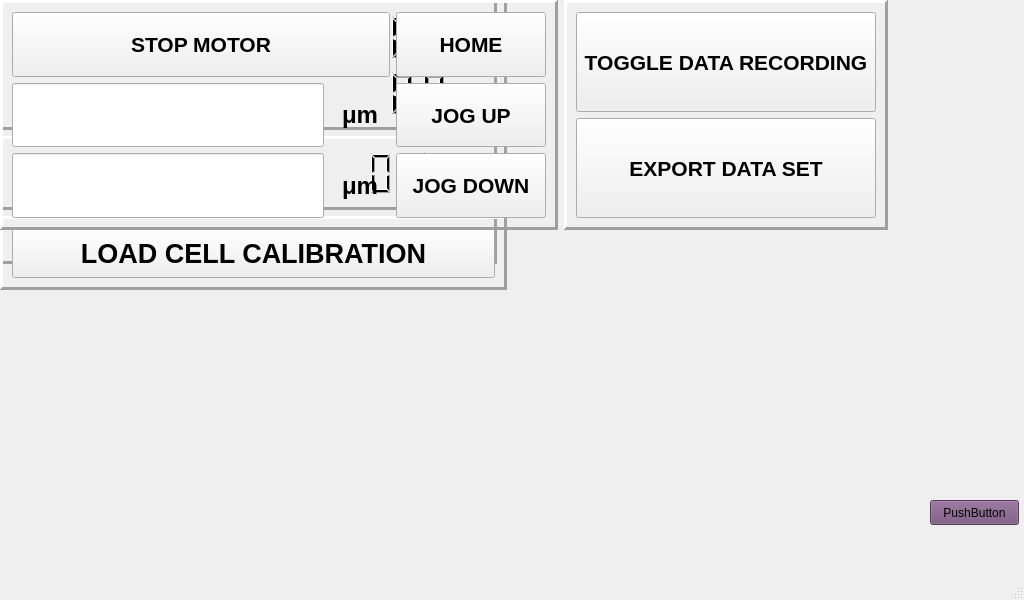
First picture: the form in newBlackBetty.ui, repository georgeExotic/BlackBetty_v2, before the edit.
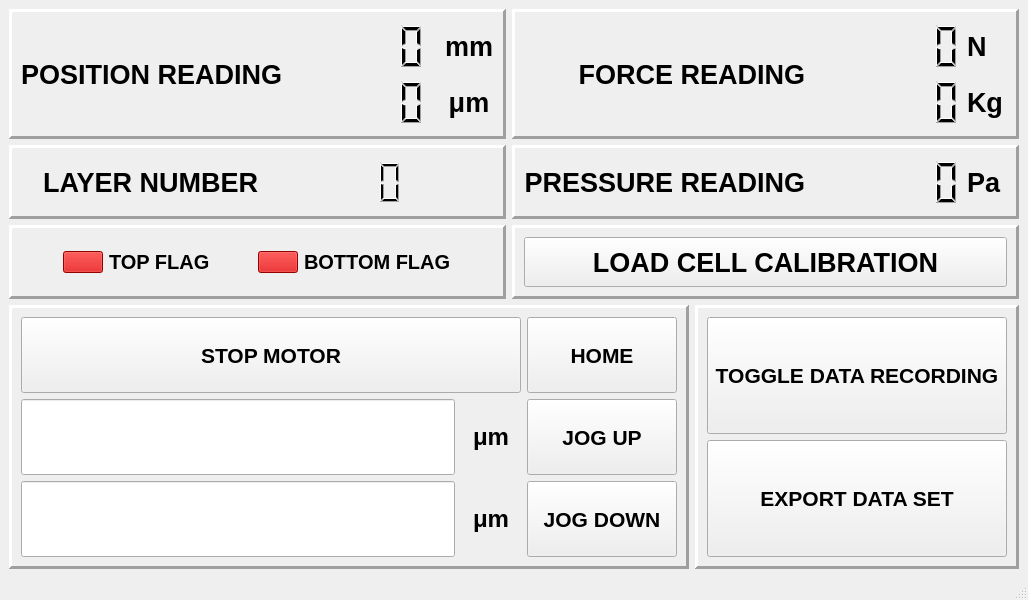
Second picture: the form after the edit.

The edit to the form file:
```diff
--- a/newBlackBetty.ui
+++ b/newBlackBetty.ui
@@ -32,180 +32,11 @@
      <verstretch>0</verstretch>
     </sizepolicy>
    </property>
-   <widget class="QPushButton" name="pushButton">
-    <property name="geometry">
-     <rect>
-      <x>930</x>
-      <y>500</y>
-      <width>89</width>
-      <height>25</height>
-     </rect>
-    </property>
-    <property name="styleSheet">
-     <string notr="true">background-color: rgb(117, 80, 123);</string>
-    </property>
-    <property name="text">
-     <string>PushButton</string>
-    </property>
-   </widget>
-   <widget class="QWidget" name="">
-    <layout class="QGridLayout" name="gridLayout_4">
-     <item row="0" column="0" colspan="2">
-      <layout class="QHBoxLayout" name="horizontalLayout_6">
-       <item>
-        <widget class="QFrame" name="frame_7">
-         <property name="frameShape">
-          <enum>QFrame::Panel</enum>
-         </property>
-         <property name="frameShadow">
-          <enum>QFrame::Raised</enum>
-         </property>
-         <property name="lineWidth">
-          <number>3</number>
-         </property>
-         <layout class="QGridLayout" name="gridLayout">
-          <item row="0" column="1">
-           <layout class="QHBoxLayout" name="horizontalLayout">
-            <item>
-             <widget class="QLCDNumber" name="POSITION_MM">
-              <property name="sizePolicy">
-               <sizepolicy hsizetype="Fixed" vsizetype="Fixed">
-                <horstretch>0</horstretch>
-                <verstretch>0</verstretch>
-               </sizepolicy>
-              </property>
-              <property name="minimumSize">
-               <size>
-                <width>150</width>
-                <height>50</height>
-               </size>
-              </property>
-              <property name="frameShape">
-               <enum>QFrame::NoFrame</enum>
-              </property>
-             </widget>
-            </item>
-            <item>
-             <widget class="QLabel" name="label_10">
-              <property name="sizePolicy">
-               <sizepolicy hsizetype="Fixed" vsizetype="Preferred">
-                <horstretch>0</horstretch>
-                <verstretch>0</verstretch>
-               </sizepolicy>
-              </property>
-              <property name="minimumSize">
-               <size>
-                <width>50</width>
-                <height>0</height>
-               </size>
-              </property>
-              <property name="font">
-               <font>
-                <pointsize>20</pointsize>
-                <weight>75</weight>
-                <bold>true</bold>
-               </font>
-              </property>
-              <property name="text">
-               <string>mm</string>
-              </property>
-              <property name="alignment">
-               <set>Qt::AlignCenter</set>
-              </property>
-             </widget>
-            </item>
-           </layout>
-          </item>
-          <item row="1" column="1">
-           <layout class="QHBoxLayout" name="horizontalLayout_8">
-            <item>
-             <widget class="QLCDNumber" name="POSITION_MICROM">
-              <property name="sizePolicy">
-               <sizepolicy hsizetype="Fixed" vsizetype="Fixed">
-                <horstretch>0</horstretch>
-                <verstretch>0</verstretch>
-               </sizepolicy>
-              </property>
-              <property name="minimumSize">
-               <size>
-                <width>150</width>
-                <height>50</height>
-               </size>
-              </property>
-              <property name="frameShape">
-               <enum>QFrame::NoFrame</enum>
-              </property>
-             </widget>
-            </item>
-            <item>
-             <widget class="QLabel" name="label_9">
-              <property name="sizePolicy">
-               <sizepolicy hsizetype="Fixed" vsizetype="Preferred">
-                <horstretch>0</horstretch>
-                <verstretch>0</verstretch>
-               </sizepolicy>
-              </property>
-              <property name="minimumSize">
-               <size>
-                <width>50</width>
-                <height>0</height>
-               </size>
-              </property>
-              <property name="font">
-               <font>
-                <pointsize>20</pointsize>
-                <weight>75</weight>
-                <bold>true</bold>
-               </font>
-              </property>
-              <property name="text">
-               <string>μm</string>
-              </property>
-              <property name="alignment">
-               <set>Qt::AlignCenter</set>
-              </property>
-             </widget>
-            </item>
-           </layout>
-          </item>
-          <item row="0" column="0" rowspan="2">
-           <widget class="QLabel" name="label_6">
-            <property name="sizePolicy">
-             <sizepolicy hsizetype="Fixed" vsizetype="Preferred">
-              <horstretch>0</horstretch>
-              <verstretch>0</verstretch>
-             </sizepolicy>
-            </property>
-            <property name="minimumSize">
-             <size>
-              <width>150</width>
-              <height>0</height>
-             </size>
-            </property>
-            <property name="font">
-             <font>
-              <pointsize>20</pointsize>
-              <weight>75</weight>
-              <bold>true</bold>
-             </font>
-            </property>
-            <property name="text">
-             <string>POSITION READING</string>
-            </property>
-            <property name="alignment">
-             <set>Qt::AlignRight|Qt::AlignTrailing|Qt::AlignVCenter</set>
-            </property>
-           </widget>
-          </item>
-         </layout>
-        </widget>
-       </item>
-      </layout>
-     </item>
+   <layout class="QGridLayout" name="gridLayout_14">
      <item row="1" column="0" colspan="2">
-      <layout class="QHBoxLayout" name="horizontalLayout_5">
+     <layout class="QHBoxLayout" name="horizontalLayout_10">
        <item>
-        <widget class="QFrame" name="frame_8">
+       <widget class="QFrame" name="frame_6">
          <property name="frameShape">
           <enum>QFrame::Panel</enum>
          </property>
@@ -215,32 +46,42 @@
          <property name="lineWidth">
           <number>3</number>
          </property>
-         <layout class="QGridLayout" name="gridLayout_13">
-          <item row="1" column="1">
-           <layout class="QHBoxLayout" name="horizontalLayout_15">
+        <layout class="QGridLayout" name="gridLayout_3">
+         <item row="3" column="0">
+          <layout class="QHBoxLayout" name="horizontalLayout_12">
             <item>
-             <widget class="QLCDNumber" name="LAYER_NUMBER">
+            <widget class="QLineEdit" name="JOG_DOWN_INPUT">
               <property name="sizePolicy">
-               <sizepolicy hsizetype="Fixed" vsizetype="Fixed">
+              <sizepolicy hsizetype="Expanding" vsizetype="MinimumExpanding">
                 <horstretch>0</horstretch>
                 <verstretch>0</verstretch>
                </sizepolicy>
               </property>
               <property name="minimumSize">
                <size>
-                <width>120</width>
+               <width>100</width>
                 <height>50</height>
                </size>
               </property>
-              <property name="frameShape">
-               <enum>QFrame::NoFrame</enum>
+             <property name="font">
+              <font>
+               <pointsize>25</pointsize>
+               <weight>75</weight>
+               <bold>true</bold>
+              </font>
+             </property>
+             <property name="styleSheet">
+              <string notr="true">color: rgb(0, 0, 0);</string>
+             </property>
+             <property name="alignment">
+              <set>Qt::AlignRight|Qt::AlignTrailing|Qt::AlignVCenter</set>
               </property>
              </widget>
             </item>
             <item>
-             <widget class="QLabel" name="label_11">
+            <widget class="QLabel" name="label_16">
               <property name="sizePolicy">
-               <sizepolicy hsizetype="Fixed" vsizetype="Preferred">
+              <sizepolicy hsizetype="Minimum" vsizetype="Preferred">
                 <horstretch>0</horstretch>
                 <verstretch>0</verstretch>
                </sizepolicy>
@@ -253,13 +94,13 @@
               </property>
               <property name="font">
                <font>
-                <pointsize>20</pointsize>
+               <pointsize>18</pointsize>
                 <weight>75</weight>
                 <bold>true</bold>
                </font>
               </property>
               <property name="text">
-               <string/>
+              <string>μm</string>
               </property>
               <property name="alignment">
                <set>Qt::AlignCenter</set>
@@ -269,157 +110,241 @@
            </layout>
           </item>
           <item row="1" column="0">
-           <widget class="QLabel" name="label_8">
+          <layout class="QHBoxLayout" name="horizontalLayout_4">
+           <item>
+            <widget class="QLineEdit" name="JOG_UP_INPUT">
             <property name="sizePolicy">
-             <sizepolicy hsizetype="Fixed" vsizetype="Preferred">
+              <sizepolicy hsizetype="Expanding" vsizetype="MinimumExpanding">
               <horstretch>0</horstretch>
               <verstretch>0</verstretch>
              </sizepolicy>
             </property>
             <property name="minimumSize">
              <size>
-              <width>150</width>
-              <height>0</height>
+               <width>100</width>
+               <height>50</height>
              </size>
             </property>
             <property name="font">
              <font>
-              <pointsize>20</pointsize>
+               <pointsize>25</pointsize>
               <weight>75</weight>
               <bold>true</bold>
              </font>
             </property>
+             <property name="styleSheet">
+              <string notr="true">color: rgb(0, 0, 0);</string>
+             </property>
             <property name="text">
-             <string>LAYER NUMBER</string>
+              <string/>
             </property>
             <property name="alignment">
              <set>Qt::AlignRight|Qt::AlignTrailing|Qt::AlignVCenter</set>
             </property>
            </widget>
           </item>
-         </layout>
+           <item>
+            <widget class="QLabel" name="label_13">
+             <property name="sizePolicy">
+              <sizepolicy hsizetype="Minimum" vsizetype="Preferred">
+               <horstretch>0</horstretch>
+               <verstretch>0</verstretch>
+              </sizepolicy>
+             </property>
+             <property name="minimumSize">
+              <size>
+               <width>60</width>
+               <height>0</height>
+              </size>
+             </property>
+             <property name="font">
+              <font>
+               <pointsize>18</pointsize>
+               <weight>75</weight>
+               <bold>true</bold>
+              </font>
+             </property>
+             <property name="text">
+              <string>μm</string>
+             </property>
+             <property name="alignment">
+              <set>Qt::AlignCenter</set>
+             </property>
         </widget>
        </item>
       </layout>
      </item>
-     <item row="2" column="0" colspan="2">
-      <widget class="QFrame" name="frame_2">
-       <property name="frameShape">
-        <enum>QFrame::Panel</enum>
-       </property>
-       <property name="frameShadow">
-        <enum>QFrame::Raised</enum>
-       </property>
-       <property name="lineWidth">
-        <number>3</number>
-       </property>
-       <layout class="QGridLayout" name="gridLayout_7">
+         <item row="3" column="1">
+          <widget class="QPushButton" name="JOG_DOWN_BUTTON">
+           <property name="sizePolicy">
+            <sizepolicy hsizetype="Minimum" vsizetype="MinimumExpanding">
+             <horstretch>0</horstretch>
+             <verstretch>0</verstretch>
+            </sizepolicy>
+           </property>
+           <property name="minimumSize">
+            <size>
+             <width>150</width>
+             <height>0</height>
+            </size>
+           </property>
+           <property name="font">
+            <font>
+             <pointsize>16</pointsize>
+             <weight>75</weight>
+             <bold>true</bold>
+            </font>
+           </property>
+           <property name="text">
+            <string>JOG DOWN</string>
+           </property>
+          </widget>
+         </item>
+         <item row="1" column="1">
+          <widget class="QPushButton" name="JUG_UP_BUTTON">
+           <property name="sizePolicy">
+            <sizepolicy hsizetype="Minimum" vsizetype="MinimumExpanding">
+             <horstretch>0</horstretch>
+             <verstretch>0</verstretch>
+            </sizepolicy>
+           </property>
+           <property name="minimumSize">
+            <size>
+             <width>150</width>
+             <height>0</height>
+            </size>
+           </property>
+           <property name="font">
+            <font>
+             <pointsize>16</pointsize>
+             <weight>75</weight>
+             <bold>true</bold>
+            </font>
+           </property>
+           <property name="text">
+            <string>JOG UP</string>
+           </property>
+          </widget>
+         </item>
+         <item row="0" column="1">
+          <widget class="QPushButton" name="HOME_BUTTON">
+           <property name="sizePolicy">
+            <sizepolicy hsizetype="Minimum" vsizetype="MinimumExpanding">
+             <horstretch>0</horstretch>
+             <verstretch>0</verstretch>
+            </sizepolicy>
+           </property>
+           <property name="minimumSize">
+            <size>
+             <width>150</width>
+             <height>0</height>
+            </size>
+           </property>
+           <property name="font">
+            <font>
+             <pointsize>16</pointsize>
+             <weight>75</weight>
+             <bold>true</bold>
+            </font>
+           </property>
+           <property name="text">
+            <string>HOME</string>
+           </property>
+          </widget>
+         </item>
         <item row="0" column="0">
-         <layout class="QHBoxLayout" name="horizontalLayout_11">
-          <item>
-           <widget class="QPushButton" name="TOPFLAG_INDICATOR">
-            <property name="minimumSize">
-             <size>
-              <width>40</width>
-              <height>0</height>
-             </size>
-            </property>
-            <property name="maximumSize">
-             <size>
-              <width>40</width>
-              <height>16777215</height>
-             </size>
-            </property>
-            <property name="styleSheet">
-             <string notr="true">background-color: rgb(204, 0, 0);</string>
-            </property>
-            <property name="text">
-             <string/>
-            </property>
-           </widget>
-          </item>
-          <item>
-           <widget class="QLabel" name="label_12">
+          <widget class="QPushButton" name="STOP_MOTOR_BUTTON">
             <property name="sizePolicy">
-             <sizepolicy hsizetype="Maximum" vsizetype="Minimum">
+            <sizepolicy hsizetype="Minimum" vsizetype="MinimumExpanding">
               <horstretch>0</horstretch>
               <verstretch>0</verstretch>
              </sizepolicy>
             </property>
             <property name="minimumSize">
              <size>
-              <width>0</width>
+             <width>300</width>
               <height>0</height>
              </size>
             </property>
             <property name="font">
              <font>
-              <pointsize>15</pointsize>
+             <pointsize>16</pointsize>
               <weight>75</weight>
               <bold>true</bold>
              </font>
             </property>
             <property name="text">
-             <string>TOP FLAG</string>
-            </property>
-            <property name="alignment">
-             <set>Qt::AlignLeading|Qt::AlignLeft|Qt::AlignVCenter</set>
-            </property>
+            <string>STOP MOTOR</string>
+           </property>
            </widget>
           </item>
          </layout>
-        </item>
+       </widget>
+      </item>
+      <item>
+       <widget class="QFrame" name="frame_5">
+        <property name="frameShape">
+         <enum>QFrame::Panel</enum>
+        </property>
+        <property name="frameShadow">
+         <enum>QFrame::Raised</enum>
+        </property>
+        <property name="lineWidth">
+         <number>3</number>
+        </property>
+        <layout class="QGridLayout" name="gridLayout_12">
         <item row="0" column="1">
-         <layout class="QHBoxLayout" name="horizontalLayout_13">
+          <layout class="QVBoxLayout" name="verticalLayout">
           <item>
-           <widget class="QPushButton" name="BOTTOMFLAG_INDICATOR">
+            <widget class="QPushButton" name="TOGGLE_DATA_RECORDING_BUTTON">
+             <property name="sizePolicy">
+              <sizepolicy hsizetype="Minimum" vsizetype="MinimumExpanding">
+               <horstretch>0</horstretch>
+               <verstretch>0</verstretch>
+              </sizepolicy>
+             </property>
             <property name="minimumSize">
              <size>
-              <width>40</width>
-              <height>0</height>
-             </size>
-            </property>
-            <property name="maximumSize">
-             <size>
-              <width>40</width>
-              <height>16777215</height>
-             </size>
-            </property>
-            <property name="styleSheet">
-             <string notr="true">background-color: rgb(204, 0, 0);</string>
-            </property>
+               <width>300</width>
+               <height>100</height>
+              </size>
+             </property>
+             <property name="font">
+              <font>
+               <pointsize>16</pointsize>
+               <weight>75</weight>
+               <bold>true</bold>
+              </font>
+             </property>
             <property name="text">
-             <string/>
+              <string>TOGGLE DATA RECORDING</string>
             </property>
            </widget>
           </item>
           <item>
-           <widget class="QLabel" name="label_14">
+            <widget class="QPushButton" name="EXPORT_DATA_BUTTON">
             <property name="sizePolicy">
-             <sizepolicy hsizetype="Maximum" vsizetype="Minimum">
+              <sizepolicy hsizetype="Minimum" vsizetype="MinimumExpanding">
               <horstretch>0</horstretch>
               <verstretch>0</verstretch>
              </sizepolicy>
             </property>
             <property name="minimumSize">
              <size>
-              <width>0</width>
-              <height>0</height>
+               <width>300</width>
+               <height>100</height>
              </size>
             </property>
             <property name="font">
              <font>
-              <pointsize>15</pointsize>
+               <pointsize>16</pointsize>
               <weight>75</weight>
               <bold>true</bold>
              </font>
             </property>
             <property name="text">
-             <string>BOTTOM FLAG</string>
-            </property>
-            <property name="alignment">
-             <set>Qt::AlignLeading|Qt::AlignLeft|Qt::AlignVCenter</set>
-            </property>
+              <string>EXPORT DATA SET</string>
+             </property>
            </widget>
           </item>
          </layout>
@@ -428,8 +353,8 @@
       </widget>
      </item>
     </layout>
-   </widget>
-   <widget class="QWidget" name="">
+    </item>
+    <item row="0" column="1">
     <layout class="QHBoxLayout" name="horizontalLayout_9">
      <item>
       <layout class="QGridLayout" name="gridLayout_2">
@@ -805,11 +730,13 @@
       </layout>
      </item>
     </layout>
-   </widget>
-   <widget class="QWidget" name="">
-    <layout class="QHBoxLayout" name="horizontalLayout_10">
+    </item>
+    <item row="0" column="0">
+     <layout class="QGridLayout" name="gridLayout_4">
+      <item row="0" column="0" colspan="2">
+       <layout class="QHBoxLayout" name="horizontalLayout_6">
      <item>
-      <widget class="QFrame" name="frame_6">
+         <widget class="QFrame" name="frame_7">
        <property name="frameShape">
         <enum>QFrame::Panel</enum>
        </property>
@@ -819,42 +746,184 @@
        <property name="lineWidth">
         <number>3</number>
        </property>
-       <layout class="QGridLayout" name="gridLayout_3">
-        <item row="3" column="0">
-         <layout class="QHBoxLayout" name="horizontalLayout_12">
+          <layout class="QGridLayout" name="gridLayout">
+           <item row="0" column="1">
+            <layout class="QHBoxLayout" name="horizontalLayout">
           <item>
-           <widget class="QLineEdit" name="JOG_DOWN_INPUT">
+              <widget class="QLCDNumber" name="POSITION_MM">
             <property name="sizePolicy">
-             <sizepolicy hsizetype="Expanding" vsizetype="MinimumExpanding">
+                <sizepolicy hsizetype="Fixed" vsizetype="Fixed">
               <horstretch>0</horstretch>
               <verstretch>0</verstretch>
              </sizepolicy>
             </property>
             <property name="minimumSize">
              <size>
-              <width>100</width>
+                 <width>150</width>
               <height>50</height>
              </size>
             </property>
+               <property name="frameShape">
+                <enum>QFrame::NoFrame</enum>
+               </property>
+              </widget>
+             </item>
+             <item>
+              <widget class="QLabel" name="label_10">
+               <property name="sizePolicy">
+                <sizepolicy hsizetype="Fixed" vsizetype="Preferred">
+                 <horstretch>0</horstretch>
+                 <verstretch>0</verstretch>
+                </sizepolicy>
+               </property>
+               <property name="minimumSize">
+                <size>
+                 <width>50</width>
+                 <height>0</height>
+                </size>
+               </property>
             <property name="font">
              <font>
-              <pointsize>25</pointsize>
+                 <pointsize>20</pointsize>
               <weight>75</weight>
               <bold>true</bold>
              </font>
             </property>
-            <property name="styleSheet">
-             <string notr="true">color: rgb(0, 0, 0);</string>
+               <property name="text">
+                <string>mm</string>
+               </property>
+               <property name="alignment">
+                <set>Qt::AlignCenter</set>
+               </property>
+              </widget>
+             </item>
+            </layout>
+           </item>
+           <item row="1" column="1">
+            <layout class="QHBoxLayout" name="horizontalLayout_8">
+             <item>
+              <widget class="QLCDNumber" name="POSITION_MICROM">
+               <property name="sizePolicy">
+                <sizepolicy hsizetype="Fixed" vsizetype="Fixed">
+                 <horstretch>0</horstretch>
+                 <verstretch>0</verstretch>
+                </sizepolicy>
+               </property>
+               <property name="minimumSize">
+                <size>
+                 <width>150</width>
+                 <height>50</height>
+                </size>
+               </property>
+               <property name="frameShape">
+                <enum>QFrame::NoFrame</enum>
+               </property>
+              </widget>
+             </item>
+             <item>
+              <widget class="QLabel" name="label_9">
+               <property name="sizePolicy">
+                <sizepolicy hsizetype="Fixed" vsizetype="Preferred">
+                 <horstretch>0</horstretch>
+                 <verstretch>0</verstretch>
+                </sizepolicy>
+               </property>
+               <property name="minimumSize">
+                <size>
+                 <width>50</width>
+                 <height>0</height>
+                </size>
+               </property>
+               <property name="font">
+                <font>
+                 <pointsize>20</pointsize>
+                 <weight>75</weight>
+                 <bold>true</bold>
+                </font>
+               </property>
+               <property name="text">
+                <string>μm</string>
+               </property>
+               <property name="alignment">
+                <set>Qt::AlignCenter</set>
+               </property>
+              </widget>
+             </item>
+            </layout>
+           </item>
+           <item row="0" column="0" rowspan="2">
+            <widget class="QLabel" name="label_6">
+             <property name="sizePolicy">
+              <sizepolicy hsizetype="Fixed" vsizetype="Preferred">
+               <horstretch>0</horstretch>
+               <verstretch>0</verstretch>
+              </sizepolicy>
+             </property>
+             <property name="minimumSize">
+              <size>
+               <width>150</width>
+               <height>0</height>
+              </size>
+             </property>
+             <property name="font">
+              <font>
+               <pointsize>20</pointsize>
+               <weight>75</weight>
+               <bold>true</bold>
+              </font>
+             </property>
+             <property name="text">
+              <string>POSITION READING</string>
             </property>
             <property name="alignment">
              <set>Qt::AlignRight|Qt::AlignTrailing|Qt::AlignVCenter</set>
             </property>
            </widget>
           </item>
+          </layout>
+         </widget>
+        </item>
+       </layout>
+      </item>
+      <item row="1" column="0" colspan="2">
+       <layout class="QHBoxLayout" name="horizontalLayout_5">
           <item>
-           <widget class="QLabel" name="label_16">
+         <widget class="QFrame" name="frame_8">
+          <property name="frameShape">
+           <enum>QFrame::Panel</enum>
+          </property>
+          <property name="frameShadow">
+           <enum>QFrame::Raised</enum>
+          </property>
+          <property name="lineWidth">
+           <number>3</number>
+          </property>
+          <layout class="QGridLayout" name="gridLayout_13">
+           <item row="1" column="1">
+            <layout class="QHBoxLayout" name="horizontalLayout_15">
+             <item>
+              <widget class="QLCDNumber" name="LAYER_NUMBER">
             <property name="sizePolicy">
-             <sizepolicy hsizetype="Minimum" vsizetype="Preferred">
+                <sizepolicy hsizetype="Fixed" vsizetype="Fixed">
+                 <horstretch>0</horstretch>
+                 <verstretch>0</verstretch>
+                </sizepolicy>
+               </property>
+               <property name="minimumSize">
+                <size>
+                 <width>120</width>
+                 <height>50</height>
+                </size>
+               </property>
+               <property name="frameShape">
+                <enum>QFrame::NoFrame</enum>
+               </property>
+              </widget>
+             </item>
+             <item>
+              <widget class="QLabel" name="label_11">
+               <property name="sizePolicy">
+                <sizepolicy hsizetype="Fixed" vsizetype="Preferred">
               <horstretch>0</horstretch>
               <verstretch>0</verstretch>
              </sizepolicy>
@@ -867,13 +936,13 @@
             </property>
             <property name="font">
              <font>
-              <pointsize>18</pointsize>
+                 <pointsize>20</pointsize>
               <weight>75</weight>
               <bold>true</bold>
              </font>
             </property>
             <property name="text">
-             <string>μm</string>
+                <string/>
             </property>
             <property name="alignment">
              <set>Qt::AlignCenter</set>
@@ -883,179 +952,41 @@
          </layout>
         </item>
         <item row="1" column="0">
-         <layout class="QHBoxLayout" name="horizontalLayout_4">
-          <item>
-           <widget class="QLineEdit" name="JOG_UP_INPUT">
+            <widget class="QLabel" name="label_8">
             <property name="sizePolicy">
-             <sizepolicy hsizetype="Expanding" vsizetype="MinimumExpanding">
+              <sizepolicy hsizetype="Fixed" vsizetype="Preferred">
               <horstretch>0</horstretch>
               <verstretch>0</verstretch>
              </sizepolicy>
             </property>
             <property name="minimumSize">
              <size>
-              <width>100</width>
-              <height>50</height>
+               <width>150</width>
+               <height>0</height>
              </size>
             </property>
             <property name="font">
              <font>
-              <pointsize>25</pointsize>
+               <pointsize>20</pointsize>
               <weight>75</weight>
               <bold>true</bold>
              </font>
             </property>
-            <property name="styleSheet">
-             <string notr="true">color: rgb(0, 0, 0);</string>
-            </property>
             <property name="text">
-             <string/>
+              <string>LAYER NUMBER</string>
             </property>
             <property name="alignment">
              <set>Qt::AlignRight|Qt::AlignTrailing|Qt::AlignVCenter</set>
             </property>
            </widget>
           </item>
-          <item>
-           <widget class="QLabel" name="label_13">
-            <property name="sizePolicy">
-             <sizepolicy hsizetype="Minimum" vsizetype="Preferred">
-              <horstretch>0</horstretch>
-              <verstretch>0</verstretch>
-             </sizepolicy>
-            </property>
-            <property name="minimumSize">
-             <size>
-              <width>60</width>
-              <height>0</height>
-             </size>
-            </property>
-            <property name="font">
-             <font>
-              <pointsize>18</pointsize>
-              <weight>75</weight>
-              <bold>true</bold>
-             </font>
-            </property>
-            <property name="text">
-             <string>μm</string>
-            </property>
-            <property name="alignment">
-             <set>Qt::AlignCenter</set>
-            </property>
-           </widget>
-          </item>
-         </layout>
-        </item>
-        <item row="3" column="1">
-         <widget class="QPushButton" name="JOG_DOWN_BUTTON">
-          <property name="sizePolicy">
-           <sizepolicy hsizetype="Minimum" vsizetype="MinimumExpanding">
-            <horstretch>0</horstretch>
-            <verstretch>0</verstretch>
-           </sizepolicy>
-          </property>
-          <property name="minimumSize">
-           <size>
-            <width>150</width>
-            <height>0</height>
-           </size>
-          </property>
-          <property name="font">
-           <font>
-            <pointsize>16</pointsize>
-            <weight>75</weight>
-            <bold>true</bold>
-           </font>
-          </property>
-          <property name="text">
-           <string>JOG DOWN</string>
-          </property>
+          </layout>
          </widget>
         </item>
-        <item row="1" column="1">
-         <widget class="QPushButton" name="JUG_UP_BUTTON">
-          <property name="sizePolicy">
-           <sizepolicy hsizetype="Minimum" vsizetype="MinimumExpanding">
-            <horstretch>0</horstretch>
-            <verstretch>0</verstretch>
-           </sizepolicy>
-          </property>
-          <property name="minimumSize">
-           <size>
-            <width>150</width>
-            <height>0</height>
-           </size>
-          </property>
-          <property name="font">
-           <font>
-            <pointsize>16</pointsize>
-            <weight>75</weight>
-            <bold>true</bold>
-           </font>
-          </property>
-          <property name="text">
-           <string>JOG UP</string>
-          </property>
-         </widget>
-        </item>
-        <item row="0" column="1">
-         <widget class="QPushButton" name="HOME_BUTTON">
-          <property name="sizePolicy">
-           <sizepolicy hsizetype="Minimum" vsizetype="MinimumExpanding">
-            <horstretch>0</horstretch>
-            <verstretch>0</verstretch>
-           </sizepolicy>
-          </property>
-          <property name="minimumSize">
-           <size>
-            <width>150</width>
-            <height>0</height>
-           </size>
-          </property>
-          <property name="font">
-           <font>
-            <pointsize>16</pointsize>
-            <weight>75</weight>
-            <bold>true</bold>
-           </font>
-          </property>
-          <property name="text">
-           <string>HOME</string>
-          </property>
-         </widget>
-        </item>
-        <item row="0" column="0">
-         <widget class="QPushButton" name="STOP_MOTOR_BUTTON">
-          <property name="sizePolicy">
-           <sizepolicy hsizetype="Minimum" vsizetype="MinimumExpanding">
-            <horstretch>0</horstretch>
-            <verstretch>0</verstretch>
-           </sizepolicy>
-          </property>
-          <property name="minimumSize">
-           <size>
-            <width>300</width>
-            <height>0</height>
-           </size>
-          </property>
-          <property name="font">
-           <font>
-            <pointsize>16</pointsize>
-            <weight>75</weight>
-            <bold>true</bold>
-           </font>
-          </property>
-          <property name="text">
-           <string>STOP MOTOR</string>
-          </property>
-         </widget>
-        </item>
        </layout>
-      </widget>
-     </item>
-     <item>
-      <widget class="QFrame" name="frame_5">
+      </item>
+      <item row="2" column="0" colspan="2">
+       <widget class="QFrame" name="frame_2">
        <property name="frameShape">
         <enum>QFrame::Panel</enum>
        </property>
@@ -1065,59 +996,113 @@
        <property name="lineWidth">
         <number>3</number>
        </property>
-       <layout class="QGridLayout" name="gridLayout_12">
+        <layout class="QGridLayout" name="gridLayout_7">
+         <item row="0" column="0">
+          <layout class="QHBoxLayout" name="horizontalLayout_11">
+           <item>
+            <widget class="QPushButton" name="TOPFLAG_INDICATOR">
+             <property name="minimumSize">
+              <size>
+               <width>40</width>
+               <height>0</height>
+              </size>
+             </property>
+             <property name="maximumSize">
+              <size>
+               <width>40</width>
+               <height>16777215</height>
+              </size>
+             </property>
+             <property name="styleSheet">
+              <string notr="true">background-color: rgb(204, 0, 0);</string>
+             </property>
+             <property name="text">
+              <string/>
+             </property>
+            </widget>
+           </item>
+           <item>
+            <widget class="QLabel" name="label_12">
+             <property name="sizePolicy">
+              <sizepolicy hsizetype="Maximum" vsizetype="Minimum">
+               <horstretch>0</horstretch>
+               <verstretch>0</verstretch>
+              </sizepolicy>
+             </property>
+             <property name="minimumSize">
+              <size>
+               <width>0</width>
+               <height>0</height>
+              </size>
+             </property>
+             <property name="font">
+              <font>
+               <pointsize>15</pointsize>
+               <weight>75</weight>
+               <bold>true</bold>
+              </font>
+             </property>
+             <property name="text">
+              <string>TOP FLAG</string>
+             </property>
+             <property name="alignment">
+              <set>Qt::AlignLeading|Qt::AlignLeft|Qt::AlignVCenter</set>
+             </property>
+            </widget>
+           </item>
+          </layout>
+         </item>
         <item row="0" column="1">
-         <layout class="QVBoxLayout" name="verticalLayout">
+          <layout class="QHBoxLayout" name="horizontalLayout_13">
           <item>
-           <widget class="QPushButton" name="TOGGLE_DATA_RECORDING_BUTTON">
-            <property name="sizePolicy">
-             <sizepolicy hsizetype="Minimum" vsizetype="MinimumExpanding">
-              <horstretch>0</horstretch>
-              <verstretch>0</verstretch>
-             </sizepolicy>
-            </property>
+            <widget class="QPushButton" name="BOTTOMFLAG_INDICATOR">
             <property name="minimumSize">
              <size>
-              <width>300</width>
-              <height>100</height>
-             </size>
-            </property>
-            <property name="font">
-             <font>
-              <pointsize>16</pointsize>
-              <weight>75</weight>
-              <bold>true</bold>
-             </font>
-            </property>
+               <width>40</width>
+               <height>0</height>
+              </size>
+             </property>
+             <property name="maximumSize">
+              <size>
+               <width>40</width>
+               <height>16777215</height>
+              </size>
+             </property>
+             <property name="styleSheet">
+              <string notr="true">background-color: rgb(204, 0, 0);</string>
+             </property>
             <property name="text">
-             <string>TOGGLE DATA RECORDING</string>
+              <string/>
             </property>
            </widget>
           </item>
           <item>
-           <widget class="QPushButton" name="EXPORT_DATA_BUTTON">
+            <widget class="QLabel" name="label_14">
             <property name="sizePolicy">
-             <sizepolicy hsizetype="Minimum" vsizetype="MinimumExpanding">
+              <sizepolicy hsizetype="Maximum" vsizetype="Minimum">
               <horstretch>0</horstretch>
               <verstretch>0</verstretch>
              </sizepolicy>
             </property>
             <property name="minimumSize">
              <size>
-              <width>300</width>
-              <height>100</height>
+               <width>0</width>
+               <height>0</height>
              </size>
             </property>
             <property name="font">
              <font>
-              <pointsize>16</pointsize>
+               <pointsize>15</pointsize>
               <weight>75</weight>
               <bold>true</bold>
              </font>
             </property>
             <property name="text">
-             <string>EXPORT DATA SET</string>
-            </property>
+              <string>BOTTOM FLAG</string>
+             </property>
+             <property name="alignment">
+              <set>Qt::AlignLeading|Qt::AlignLeft|Qt::AlignVCenter</set>
+             </property>
            </widget>
           </item>
          </layout>
@@ -1126,7 +1111,8 @@
       </widget>
      </item>
     </layout>
-   </widget>
+    </item>
+   </layout>
   </widget>
   <widget class="QStatusBar" name="statusbar"/>
  </widget>
```
Lines whose indentation alone changed are shown as unchanged.
